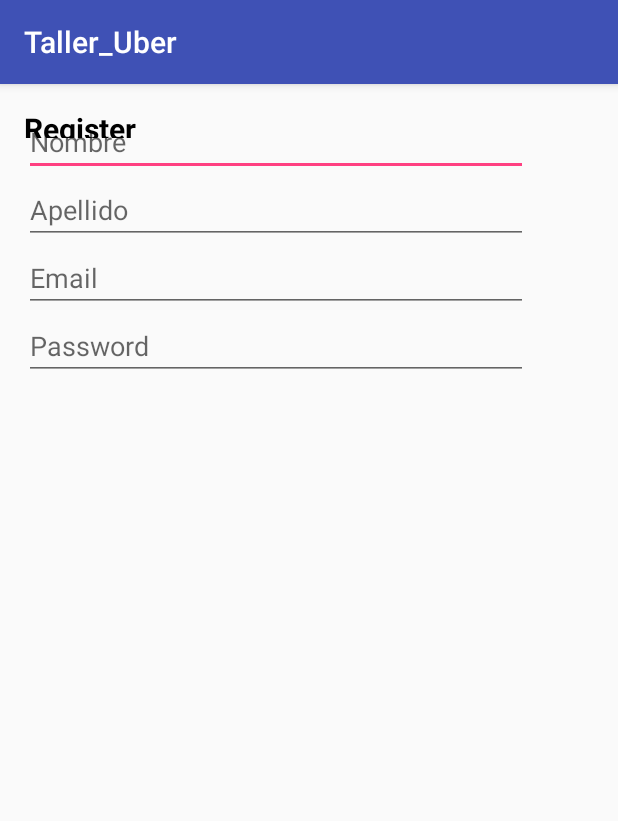
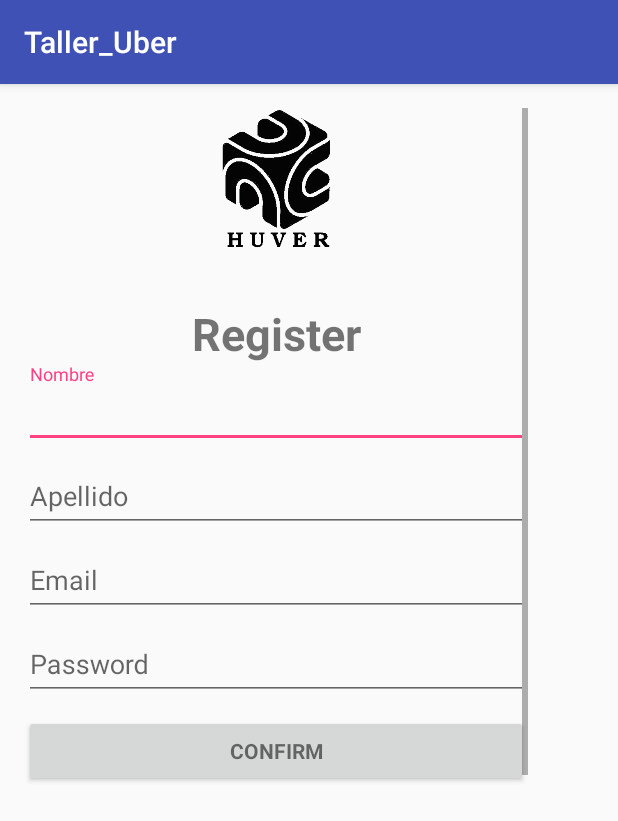
Before and after one commit to agufiuba/t2-android, an Android app: the SignUpActivity screen opened directly, with no data from a screen before it, on a phone screen of 412 x 824 dp. Shown: the top 821 px of the screen. Run offline under Robolectric (Android 15) with nearby library versions, the phone set to English and light mode, and no system bars.

Commit message:
Añadido boton de confirmar y alineado de los distintos elementos en la pantalla de registro

```diff
--- a/app/src/main/res/layout/activity_sign_up.xml
+++ b/app/src/main/res/layout/activity_sign_up.xml
@@ -15,7 +15,7 @@
 
     <!-- Login progress -->
     <ProgressBar
-        android:id="@+id/login_progress"
+        android:id="@+id/signup_progress"
         style="?android:attr/progressBarStyleLarge"
         android:layout_width="wrap_content"
         android:layout_height="wrap_content"
@@ -23,30 +23,44 @@
         tools:layout_editor_absoluteX="0dp"
         tools:layout_editor_absoluteY="0dp"/>
 
-    <TextView
-        android:id="@+id/label"
-        android:maxLines="1"
-        android:gravity="center"
-        android:text="@string/action_register"
-        android:textColor="#000000"
-        android:textSize="20sp"
-        android:textStyle="bold"
-        android:layout_width="0dp"
-        android:layout_height="20dp"
-        tools:layout_editor_absoluteY="-4dp"
-        tools:layout_editor_absoluteX="0dp"/>
-
     <ScrollView
+        android:id="@+id/signup_form"
         android:layout_width="336dp"
         android:layout_height="463dp"
-        tools:layout_editor_absoluteX="6dp"
-        tools:layout_editor_absoluteY="50dp">
+        tools:layout_editor_absoluteY="8dp"
+        tools:layout_editor_absoluteX="8dp">
 
         <LinearLayout
             android:id="@+id/signup_login_form"
             android:layout_width="match_parent"
             android:layout_height="wrap_content"
             android:orientation="vertical">
+
+            <ImageView
+                android:layout_width="100dp"
+                android:layout_height="100dp"
+                android:layout_gravity="center_horizontal"
+                android:layout_marginBottom="30dp"
+                android:src="@drawable/logo_huver"/>
+
+            <!--<CheckBox-->
+            <!--android:id="@+id/CheckBoxResponse"-->
+            <!--android:layout_height="wrap_content"-->
+            <!--android:text="CheckBox"-->
+            <!--android:layout_width="fill_parent">-->
+            <!--</CheckBox>-->
+            <TextView
+                android:layout_width="match_parent"
+                android:layout_height="wrap_content"
+                android:text="@string/action_register"
+                android:textAlignment="center"
+                android:textSize="30dp"
+                android:textStyle="bold"
+                />
+
+            <android.support.design.widget.TextInputLayout
+                android:layout_width="match_parent"
+                android:layout_height="wrap_content">
 
                 <AutoCompleteTextView
                     android:id="@+id/nombre"
@@ -56,6 +70,12 @@
                     android:inputType="textPersonName"
                     android:maxLines="1"
                     android:singleLine="true"/>
+            </android.support.design.widget.TextInputLayout>
+
+
+            <android.support.design.widget.TextInputLayout
+                android:layout_width="match_parent"
+                android:layout_height="wrap_content">
 
                 <AutoCompleteTextView
                     android:id="@+id/apellido"
@@ -65,6 +85,12 @@
                     android:inputType="textPersonName"
                     android:maxLines="1"
                     android:singleLine="true"/>
+            </android.support.design.widget.TextInputLayout>
+
+
+            <android.support.design.widget.TextInputLayout
+                android:layout_width="match_parent"
+                android:layout_height="wrap_content">
 
                 <AutoCompleteTextView
                     android:id="@+id/email"
@@ -74,6 +100,12 @@
                     android:inputType="textEmailAddress"
                     android:maxLines="1"
                     android:singleLine="true"/>
+            </android.support.design.widget.TextInputLayout>
+
+
+            <android.support.design.widget.TextInputLayout
+                android:layout_width="match_parent"
+                android:layout_height="wrap_content">
 
                 <AutoCompleteTextView
                     android:id="@+id/password"
@@ -83,7 +115,18 @@
                     android:inputType="textPassword"
                     android:maxLines="1"
                     android:singleLine="true"/>
+            </android.support.design.widget.TextInputLayout>
 
+            <Button
+                android:id="@+id/confirm_signup_button"
+                style="?android:textAppearanceSmall"
+                android:layout_width="match_parent"
+                android:layout_height="wrap_content"
+                android:layout_gravity="center_horizontal"
+                android:layout_marginBottom="30dp"
+                android:layout_marginTop="10dp"
+                android:text="@string/confirm"
+                android:textStyle="bold"/>
         </LinearLayout>
     </ScrollView>
 
--- a/app/src/main/res/values/strings.xml
+++ b/app/src/main/res/values/strings.xml
@@ -18,5 +18,6 @@
     </string>
     <string name="facebook_app_id">1454660677922893</string>
     <string name="fb_login_protocol_scheme">fb1454660677922893</string>
+    <string name="confirm">confirm</string>
 
 </resources>
```
Also changed, not shown: app/src/main/java/com/example/darius/taller_uber/LoginActivity.java (+2 -5 lines). Lines whose indentation alone changed are shown as unchanged.
